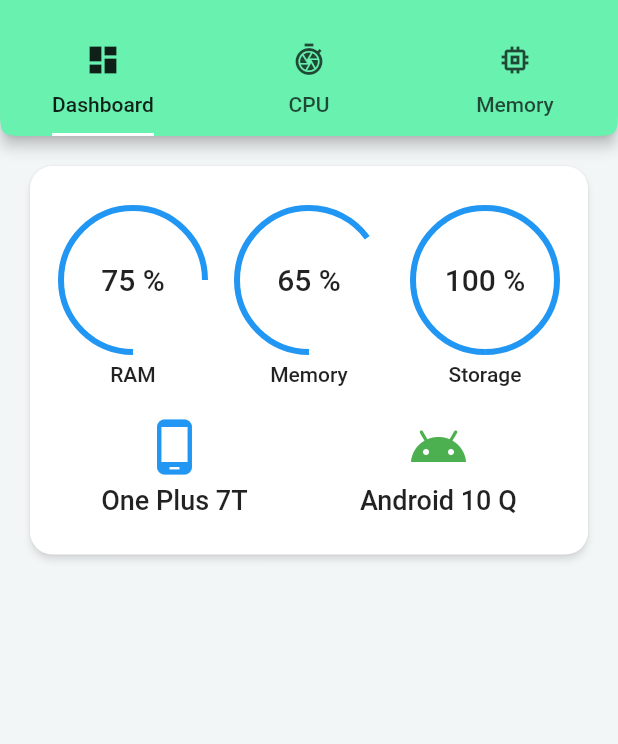
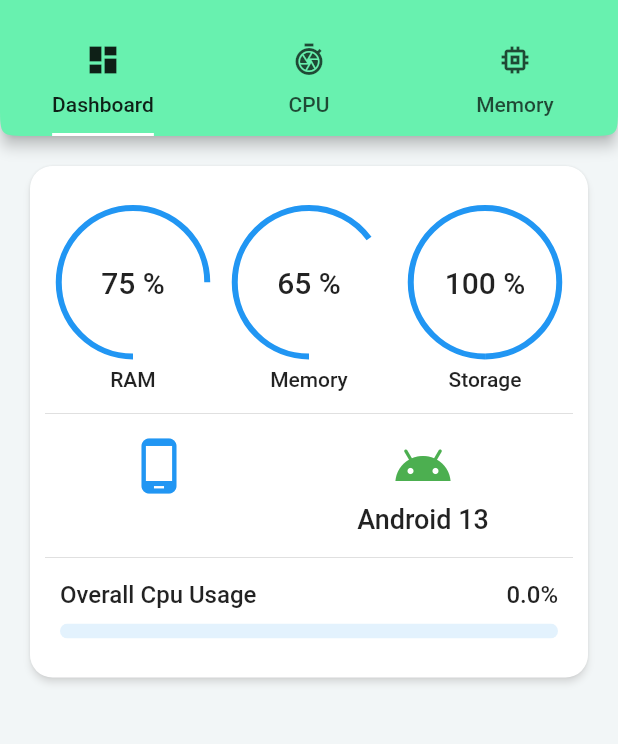
Before and after one commit to igrik12/phone_monitor, a Flutter app: the screen it shows after launch, on a phone screen of 412 x 824 dp, the part 59-803 px from its top. Run offline on Flutter 3.47's test engine with Material 2 defaults, Android fonts, the phone set to English and light mode, and no system bars; our stand-ins replace device_info, flutter_svg, get, get_storage; missing offline and left inert: cpu_reader, mp_chart, system_info.

Commit message:
more work on DB

```diff
--- a/lib/controllers/bindings.dart
+++ b/lib/controllers/bindings.dart
@@ -1,11 +1,13 @@
 import 'package:get/get.dart';
 import 'package:phone_monitor/controllers/cpu_controller.dart';
+import 'package:phone_monitor/controllers/dashboard_controller.dart';
 import 'package:phone_monitor/controllers/themeController.dart';
 
 class InitialBinding extends Bindings {
   @override
   void dependencies() {
     Get.lazyPut<ThemeController>(() => ThemeController());
-    Get.lazyPut<CpuController>(() => CpuController());
+    Get.put<CpuController>(CpuController(), permanent: true);
+    Get.lazyPut<DashboardController>(() => DashboardController());
   }
 }
--- a/lib/controllers/cpu_controller.dart
+++ b/lib/controllers/cpu_controller.dart
@@ -1,22 +1,29 @@
 import 'package:cpu_reader/cpu_reader.dart';
 import 'package:cpu_reader/cpuinfo.dart';
 import 'package:device_info/device_info.dart';
+import 'package:flutter/foundation.dart';
 import 'package:get/get.dart';
-import 'package:system_info/system_info.dart';
 
-DeviceInfoPlugin deviceInfoPlugin = DeviceInfoPlugin();
+final androidInfo = DeviceInfoPlugin().androidInfo;
 
 class CpuController extends GetxController {
   static CpuController get to => Get.find();
+
+  // Device info getter/setter
+  Rx<AndroidDeviceInfo> _deviceInfo = Rx<AndroidDeviceInfo>();
+  AndroidDeviceInfo get deviceInfo => _deviceInfo.value;
+  set deviceInfo(AndroidDeviceInfo value) {
+    _deviceInfo.value = value;
+  }
 
   // CPU information object
   Rx<CpuInfo> _cpuInfo = CpuInfo().obs..value.numberOfCores = 0;
   CpuInfo get cpuInfo => _cpuInfo.value;
 
   // Overall CPU usage in percentage
-  var _overallUsage = 0.obs;
-  int get overallUsage => _overallUsage.value;
-  set overallUsage(int value) {
+  var _overallUsage = Rx<OverallUsage>();
+  OverallUsage get overallUsage => _overallUsage.value;
+  set overallUsage(OverallUsage value) {
     _overallUsage.value = value;
   }
 
@@ -32,8 +39,9 @@
   @override
   onInit() async {
     _cpuInfo.value = await CpuReader.cpuInfo;
+    deviceInfo = await androidInfo;
     stream.listen((cpuInfo) async {
-      overallUsage = _calculateOverallUsage(cpuInfo);
+      overallUsage = await compute(_calculateOverallUsage, cpuInfo);
       cpuTemperature = cpuInfo.cpuTemperature;
       update();
     });
@@ -46,11 +54,31 @@
   }
 }
 
-int _calculateOverallUsage(CpuInfo info) {
-  var totalCurrentUsageInMhz = info.currentFrequencies.values
-      .reduce((value, element) => value + element);
-  var totalMax = info.minMaxFrequencies.values
-      .map((e) => e.max)
-      .reduce((value, element) => value + element);
-  return totalCurrentUsageInMhz * 100 ~/ totalMax;
+OverallUsage _calculateOverallUsage(CpuInfo info) {
+  Map<int, double> overAllPerCore = Map<int, double>();
+  var frequencies = info.currentFrequencies;
+  var minMax = info.minMaxFrequencies;
+
+  var totalCurrentUsage = 0;
+  var totalMax = 0;
+
+  for (var i = 0; i < frequencies.length; i++) {
+    totalCurrentUsage += frequencies[i];
+    totalMax += minMax[i].max;
+    overAllPerCore[i] =
+        (frequencies[i] * 100 / minMax[i].max).truncateToDouble();
+  }
+
+  var overAll = OverallUsage(
+      overAll: (totalCurrentUsage * 100 / totalMax).truncateToDouble(),
+      overAllPerCore: overAllPerCore);
+
+  return overAll;
 }
+
+class OverallUsage {
+  final double overAll;
+  final Map<int, double> overAllPerCore;
+
+  OverallUsage({this.overAll, this.overAllPerCore});
+}
--- /dev/null
+++ b/lib/controllers/dashboard_controller.dart
@@ -0,0 +1,18 @@
+import 'package:device_info/device_info.dart';
+import 'package:get/get.dart';
+
+class DashboardController extends GetxController {
+  final deviceInfoPlugin = DeviceInfoPlugin().androidInfo;
+
+  Rx<AndroidDeviceInfo> _deviceInfo = Rx<AndroidDeviceInfo>();
+  AndroidDeviceInfo get deviceInfo => _deviceInfo.value;
+  set deviceInfo(AndroidDeviceInfo value) {
+    _deviceInfo.value = value;
+  }
+
+  @override
+  void onInit() async {
+    super.onInit();
+    deviceInfo = await deviceInfoPlugin;
+  }
+}
--- a/lib/screens/home.dart
+++ b/lib/screens/home.dart
@@ -72,7 +72,7 @@
           child: Center(
             child: CustomProgressIndicator(
               type: ProgressIndicatorType.linear,
-              value: _.overallUsage.toDouble() / 100,
+              value: _.overallUsage.overAll / 100,
             ),
           ),
         ),
--- a/lib/tabs/dashboard/dashboard.dart
+++ b/lib/tabs/dashboard/dashboard.dart
@@ -1,7 +1,11 @@
 import 'package:flutter/material.dart';
+import 'package:get/get.dart';
+import 'package:phone_monitor/controllers/cpu_controller.dart';
+import 'package:phone_monitor/controllers/dashboard_controller.dart';
+import 'package:phone_monitor/widgets/progressWithPercentage.dart';
 import 'package:phone_monitor/widgets/usageProgressDisplay.dart';
 
-class Dashboard extends StatelessWidget {
+class Dashboard extends GetView<DashboardController> {
   @override
   Widget build(BuildContext context) {
     return Padding(
@@ -23,12 +27,18 @@
                       mainAxisAlignment: MainAxisAlignment.spaceAround,
                       children: [
                         UsageProgressDisplay(title: "RAM", value: 0.75),
-                        UsageProgressDisplay(title: "Memory", value: 0.65),
-                        UsageProgressDisplay(title: "Storage", value: 1)
+                        UsageProgressDisplay(
+                          title: "Memory",
+                          value: 0.65,
+                        ),
+                        UsageProgressDisplay(
+                          title: "Storage",
+                          value: 1,
+                        )
                       ],
                     ),
-                    SizedBox(
-                      height: 20,
+                    Divider(
+                      height: 30,
                     ),
                     Row(
                       mainAxisAlignment: MainAxisAlignment.spaceAround,
@@ -43,10 +53,10 @@
                             SizedBox(
                               height: 5,
                             ),
-                            Text(
-                              'One Plus 7T',
-                              textScaleFactor: 1.5,
-                            )
+                            Obx(() => Text(
+                                  controller.deviceInfo?.device ?? "",
+                                  textScaleFactor: 1.5,
+                                ))
                           ],
                         ),
                         Column(
@@ -59,18 +69,37 @@
                             SizedBox(
                               height: 5,
                             ),
-                            Text(
-                              'Android 10 Q',
-                              textScaleFactor: 1.5,
-                            )
+                            Obx(() => Text(
+                                  "Android ${controller.deviceInfo?.version?.release}" ??
+                                      "",
+                                  textScaleFactor: 1.5,
+                                ))
                           ],
-                        )
+                        ),
+                      ],
+                    ),
+                    Divider(
+                      height: 30,
+                    ),
+                    Row(
+                      children: [
+                        Flexible(
+                            child: GetX<CpuController>(
+                          builder: (cpuController) => Padding(
+                            padding: const EdgeInsets.symmetric(horizontal: 10),
+                            child: ProgressWithPercentage(
+                              value: cpuController.overallUsage?.overAll ?? 0.0,
+                              title: "Overall Cpu Usage",
+                              height: 16,
+                            ),
+                          ),
+                        )),
                       ],
                     )
                   ],
                 ),
               ),
-            )
+            ),
           ],
         ),
       ),
--- /dev/null
+++ b/lib/widgets/progressWithPercentage.dart
@@ -0,0 +1,37 @@
+import 'package:flutter/material.dart';
+import 'customProgressIndicator.dart';
+
+class ProgressWithPercentage extends StatelessWidget {
+  final double value;
+  final String title;
+  final double height;
+  ProgressWithPercentage({this.value, this.title, this.height});
+
+  @override
+  Widget build(BuildContext context) {
+    return Column(
+      children: [
+        Row(
+          mainAxisAlignment: MainAxisAlignment.spaceBetween,
+          children: [
+            Text(title,
+                style: TextStyle(
+                  fontSize: this.height,
+                )),
+            Text('$value%',
+                style: TextStyle(
+                  fontSize: this.height,
+                ))
+          ],
+        ),
+        SizedBox(
+          height: 10,
+        ),
+        CustomProgressIndicator(
+          type: ProgressIndicatorType.linear,
+          value: value / 100,
+        )
+      ],
+    );
+  }
+}
--- a/lib/widgets/tempChart.dart
+++ b/lib/widgets/tempChart.dart
@@ -56,11 +56,13 @@
                 children: [
                   Text(
                     "Cpu Temparature",
-                    style: TextStyle(color: Colors.blue, fontSize: 18),
+                    style: TextStyle(color: Colors.blue),
+                    textScaleFactor: 1.4,
                   ),
                   Text(
                     '$temperature °C',
-                    style: TextStyle(color: Colors.blue, fontSize: 20),
+                    style: TextStyle(color: Colors.blue),
+                    textScaleFactor: 1.4,
                   ),
                 ],
               ),
--- a/lib/widgets/usageProgressDisplay.dart
+++ b/lib/widgets/usageProgressDisplay.dart
@@ -1,29 +1,26 @@
 import 'dart:math';
 
 import 'package:flutter/material.dart';
+import 'package:get/get.dart';
 import 'package:phone_monitor/widgets/customProgressIndicator.dart';
 
 class UsageProgressDisplay extends StatelessWidget {
   final String title;
   final double value;
-  final double height;
-  final double width;
 
-  UsageProgressDisplay(
-      {Key key,
-      @required this.title,
-      @required this.value,
-      this.height = 100,
-      this.width = 100})
-      : super(key: key);
+  UsageProgressDisplay({
+    Key key,
+    @required this.title,
+    @required this.value,
+  }) : super(key: key);
 
   @override
   Widget build(BuildContext context) {
     return Column(
       children: [
         Container(
-          width: this.width,
-          height: this.height,
+          width: Get.width * 0.25,
+          height: Get.width * 0.25,
           child: Stack(
             fit: StackFit.expand,
             children: [
```
Also changed, not shown: lib/tabs/cpu/charts.dart (+9 -5 lines), lib/tabs/cpu/cpu.dart (+11 -2 lines), lib/tabs/cpu/cpuProgessGrid.dart (added, +45 -0 lines), lib/tabs/cpu/cpu_overview.dart (+60 -46 lines), pubspec.yaml (+3 -7 lines), assets/icons/cpu_hardware.svg (added), 2 other files.
